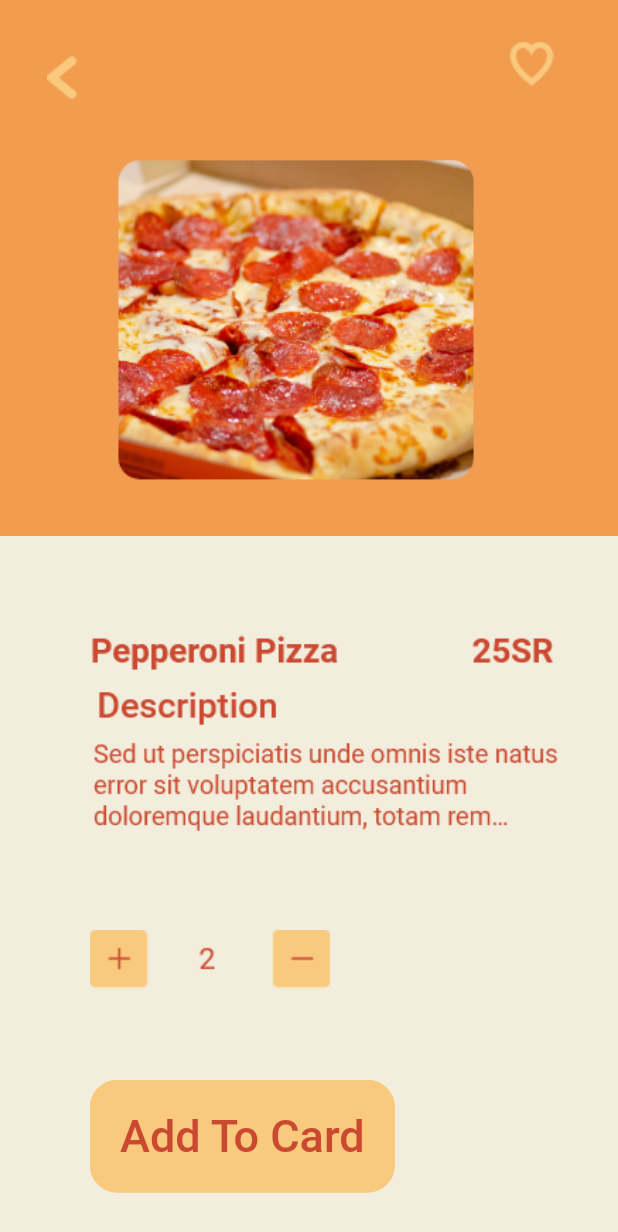
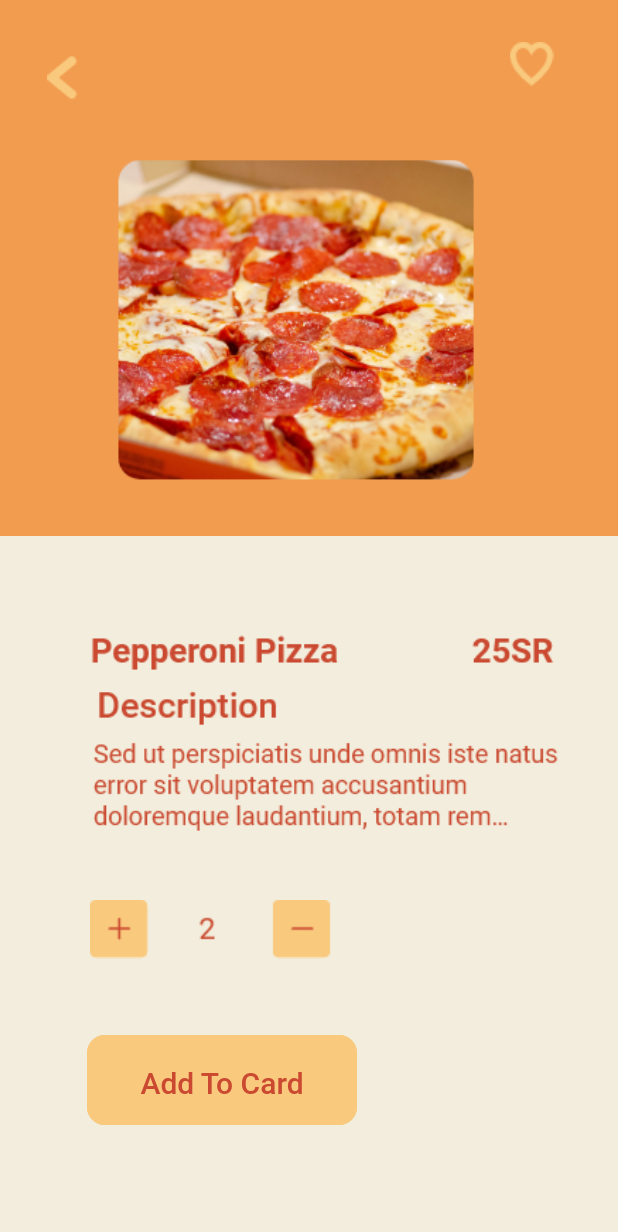
Before and after one commit to MEROO1010/pizza-house, a Flutter app: what details() shows on an empty page, opened directly, on a phone screen of 412 x 824 dp. Shown: the top 1232 px of the screen. Run offline on Flutter 3.47's test engine with Material 2 defaults, Android fonts, the phone set to English and light mode, and no system bars; our stand-ins replace hexcolor, page_transition; missing offline and left inert: introduction_slider, splash_screen_view; Roboto replaces fonts that are missing (Roboto-Bold.ttf).

Commit message:
update the code

```diff
--- a/lib/pages/theDetails.dart
+++ b/lib/pages/theDetails.dart
@@ -57,7 +57,7 @@ class _detailsState extends State<details> {
         //THE BTNS
         Container(
           child: Image.asset('assets/images/btns.png'),
-          margin: EdgeInsets.only(left: 60, top: 620),
+          margin: EdgeInsets.only(left: 60, top: 600),
         ),
 
         //ADD TO CARD BUTTON
@@ -77,17 +77,17 @@ class _detailsState extends State<details> {
               child: Text('Add To Card',
                   style: TextStyle(
                       color: HexColor('#CA4930'),
-                      fontSize: 30,
+                      fontSize: 20,
                       fontFamily: 'Roboto-Bold.ttf')),
               style: TextButton.styleFrom(
-                padding: EdgeInsets.fromLTRB(20, 20, 20, 20),
+                padding: EdgeInsets.all(20),
                 backgroundColor: HexColor('#F9C97D'),
-                minimumSize: Size(140, 50),
+                fixedSize: Size(180, 60),
                 shape: new RoundedRectangleBorder(
-                    borderRadius: BorderRadius.circular(18.0),
+                    borderRadius: BorderRadius.circular(12.0),
                     side: BorderSide(color: HexColor('#F9C97D'))),
               )),
-          margin: EdgeInsets.only(left: 60, top: 720),
+          margin: EdgeInsets.only(left: 58, top: 690),
         )
       ],
     );
--- a/pubspec.yaml
+++ b/pubspec.yaml
@@ -69,6 +69,7 @@ flutter:
   # To add assets to your application, add an assets section, like this:
   assets:
     - assets/images/
+    - assets/data/data.json
 
 
 
```
Also changed, not shown: lib/pages/Card.dart (+16 -8 lines), assets/data/data.json (renamed from lib/data/data.json).
